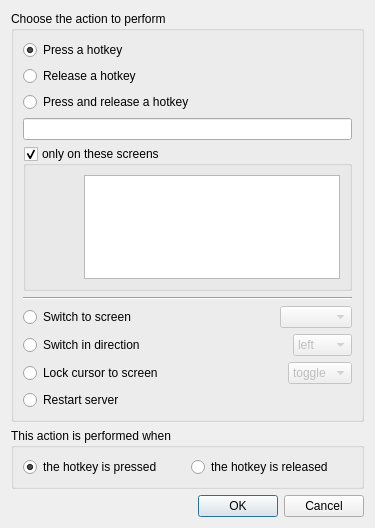
Qt form src/apps/deskflow-gui/dialogs/ActionDialog.ui (deskflow/deskflow) before a commit.
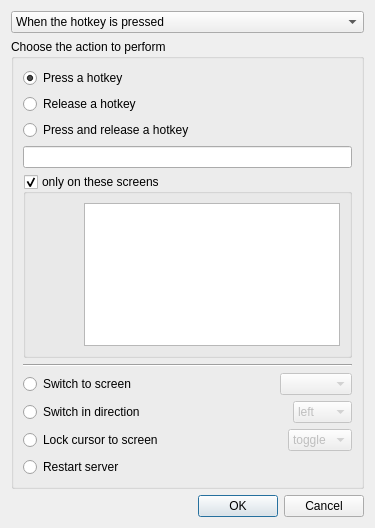
The same form after that commit. Custom widgets are drawn as their Qt base class.

Commit message: refactor: ActionDialog, Use Combobox for action trigger

```diff
--- a/src/apps/deskflow-gui/dialogs/ActionDialog.ui
+++ b/src/apps/deskflow-gui/dialogs/ActionDialog.ui
@@ -13,7 +13,21 @@
   <property name="windowTitle">
    <string>Configure Action</string>
   </property>
-  <layout class="QVBoxLayout">
+  <layout class="QVBoxLayout" name="verticalLayout">
+   <item>
+    <widget class="QComboBox" name="comboTriggerOn">
+     <item>
+      <property name="text">
+       <string>When the hotkey is pressed</string>
+      </property>
+     </item>
+     <item>
+      <property name="text">
+       <string>When the hotkey is released</string>
+      </property>
+     </item>
+    </widget>
+   </item>
    <item>
     <widget class="QGroupBox" name="m_pGroupType">
      <property name="font">
@@ -258,37 +272,6 @@
      </layout>
     </widget>
    </item>
-   <item>
-    <widget class="QGroupBox" name="groupBox_2">
-     <property name="font">
-      <font>
-       <kerning>false</kerning>
-      </font>
-     </property>
-     <property name="title">
-      <string>This action is performed when</string>
-     </property>
-     <layout class="QHBoxLayout">
-      <item>
-       <widget class="QRadioButton" name="m_pRadioHotkeyPressed">
-        <property name="text">
-         <string>the hotkey is pressed</string>
-        </property>
-        <property name="checked">
-         <bool>true</bool>
-        </property>
-       </widget>
-      </item>
-      <item>
-       <widget class="QRadioButton" name="m_pRadioHotkeyReleased">
-        <property name="text">
-         <string>the hotkey is released</string>
-        </property>
-       </widget>
-      </item>
-     </layout>
-    </widget>
-   </item>
    <item>
     <widget class="QDialogButtonBox" name="buttonBox">
      <property name="orientation">
```
Left out of the diff: 128 changed lines with no effect on the pictures. The commit also changes 1 other file.
